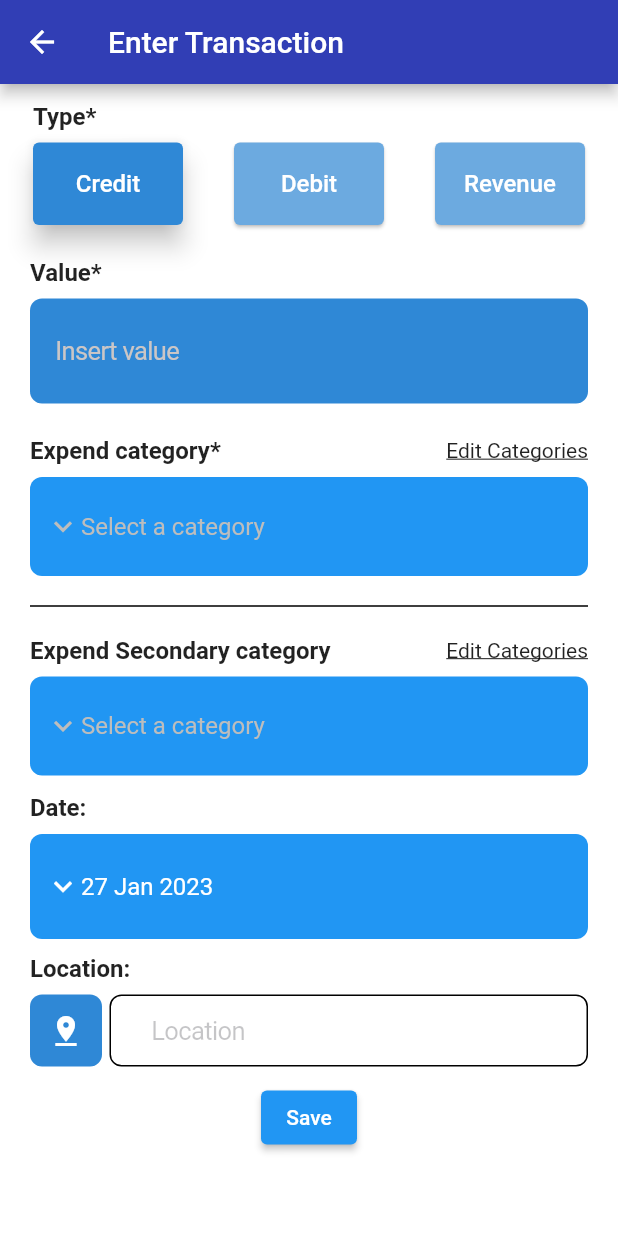
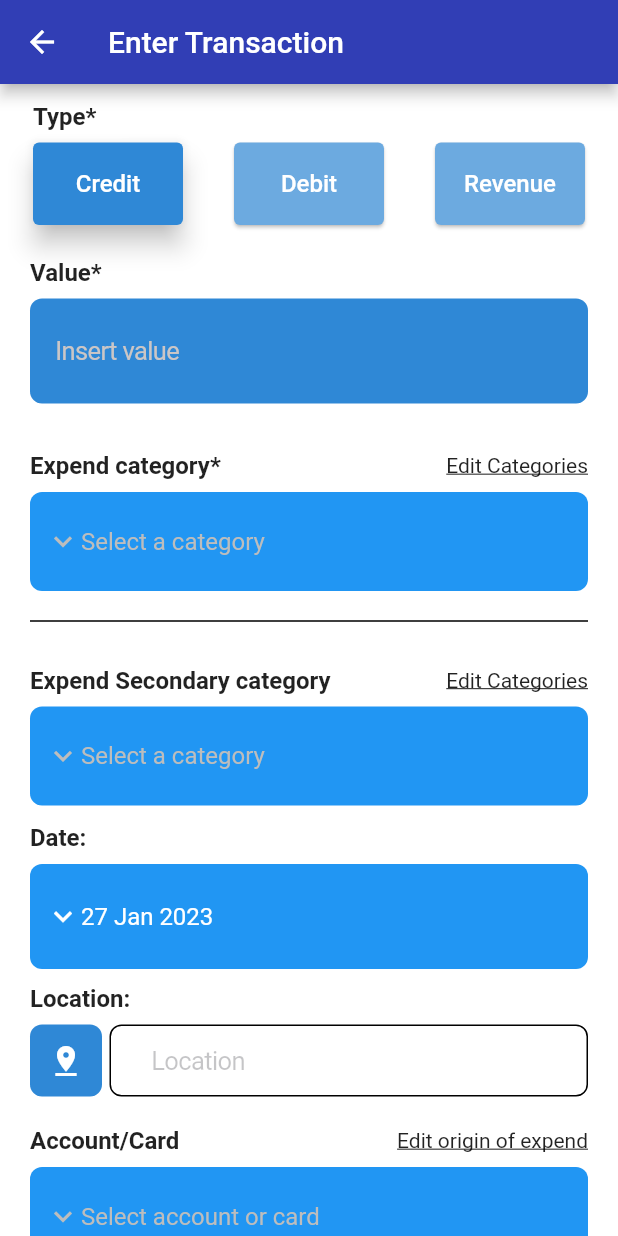
Before and after one commit to LeonardoLeiteMeira/finance_with_notion, a Flutter app: the screen it shows after launch, after a tap on the "add" icon, on a phone screen of 412 x 824 dp. Run offline on Flutter 3.47's test engine with Material 2 defaults, Android fonts, the phone set to English and light mode, and no system bars; our stand-ins replace currency_text_input_formatter, dio, flutter_dotenv, flutter_mobx, geocoding, get_it and 5 more; generated files the repository leaves out were written again; network calls fail.

Commit message:
change the dropdown field in a component

```diff
--- a/lib/features/expenses/registerTransaction/register_transaction.page.dart
+++ b/lib/features/expenses/registerTransaction/register_transaction.page.dart
@@ -1,3 +1,4 @@
+import 'package:finance_with_notion/features/expenses/registerTransaction/widgets/account_card.dart';
 import 'package:finance_with_notion/shared/widgets/forms_widget/cash_value/cash_value.dart';
 import 'package:finance_with_notion/shared/widgets/forms_widget/datetime_picker/my_datetime_picker.dart';
 import 'package:finance_with_notion/shared/widgets/forms_widget/location_component/location_component.dart';
@@ -91,6 +92,8 @@ class _RegisterTransactionPageState extends BaseStateWithController<
                     textEditingController: locationController,
                     setError: showError,
                   ),
+                  AccountOrCardSelection(
+                      selectOrigin: (String value) => print(value)),
                   ElevatedButton(
                       onPressed: saveTransaction, child: const Text("Save"))
                 ],
--- /dev/null
+++ b/lib/features/expenses/registerTransaction/widgets/account_card.dart
@@ -0,0 +1,23 @@
+import 'package:finance_with_notion/shared/widgets/forms_widget/dropdown/dropdown.dart';
+import 'package:flutter/material.dart';
+
+class AccountOrCardSelection extends StatelessWidget {
+  const AccountOrCardSelection({Key? key, required this.selectOrigin})
+      : super(key: key);
+  final void Function(String value) selectOrigin;
+
+  //TODO get categories from notion
+  static const _options = ["Origin Opt1", "Origin opt2", "Origin opt3"];
+
+  @override
+  Widget build(BuildContext context) {
+    return Dropdown(
+      hintText: "Select account or card",
+      options: _options,
+      title: "Account/Card",
+      linkButtonTitle: "Edit origin of expend",
+      linkButtonAction: () => print("edit origin of expend"),
+      selectOption: selectOrigin,
+    );
+  }
+}
--- a/lib/features/expenses/registerTransaction/widgets/select_category.dart
+++ b/lib/features/expenses/registerTransaction/widgets/select_category.dart
@@ -1,5 +1,4 @@
-import 'package:finance_with_notion/shared/widgets/forms_widget/dropdown/my_dropdown.dart';
-import 'package:flutter/foundation.dart';
+import 'package:finance_with_notion/shared/widgets/forms_widget/dropdown/dropdown.dart';
 import 'package:flutter/material.dart';
 
 class SelectCategory extends StatelessWidget {
@@ -16,38 +15,14 @@ class SelectCategory extends StatelessWidget {
 
   @override
   Widget build(BuildContext context) {
-    return Column(
-      children: [
-        Container(
-          margin: const EdgeInsets.fromLTRB(20, 0, 20, 0),
-          child: Row(
-            mainAxisAlignment: MainAxisAlignment.spaceBetween,
-            children: [
-              Text(
-                "Expend ${isSeconderyCategory ? "Secondary category" : "category*"}",
-                style:
-                    const TextStyle(fontWeight: FontWeight.bold, fontSize: 16),
-              ),
-              InkWell(
-                child: const Text(
-                  "Edit Categories",
-                  style: TextStyle(decoration: TextDecoration.underline),
-                ),
-                onTap: () => print("edit categories"),
-              ),
-            ],
-          ),
-        ),
-        const SizedBox(height: 8),
-        MyDropdown(
-          hintText: "Select a category",
-          options: _categories,
-          onSelectedItemChanged: (index) {
-            print(index);
-            selectCategory(_categories[index]);
-          },
-        ),
-      ],
+    return Dropdown(
+      hintText: "Select a category",
+      options: _categories,
+      title:
+          "Expend ${isSeconderyCategory ? "Secondary category" : "category*"}",
+      linkButtonTitle: "Edit Categories",
+      linkButtonAction: () => print("edit categories"),
+      selectOption: selectCategory,
     );
   }
 }
--- a/lib/shared/widgets/forms_widget/dropdown/my_dropdown.dart
+++ b/lib/shared/widgets/forms_widget/base_dropdown/my_dropdown.dart
@@ -1,4 +1,4 @@
-import 'package:finance_with_notion/shared/widgets/forms_widget/dropdown/widgets/option.dart';
+import 'package:finance_with_notion/shared/widgets/forms_widget/base_dropdown/widgets/option.dart';
 import 'package:flutter/cupertino.dart';
 import 'package:flutter/material.dart';
 
--- /dev/null
+++ b/lib/shared/widgets/forms_widget/dropdown/dropdown.dart
@@ -0,0 +1,57 @@
+import 'package:finance_with_notion/shared/widgets/forms_widget/base_dropdown/my_dropdown.dart';
+import 'package:flutter/material.dart';
+
+class Dropdown extends StatelessWidget {
+  const Dropdown({
+    Key? key,
+    required this.selectOption,
+    required this.options,
+    required this.linkButtonTitle,
+    required this.linkButtonAction,
+    required this.title,
+    required this.hintText,
+  }) : super(key: key);
+  final void Function(String value) selectOption;
+  final List<String> options;
+  final String linkButtonTitle;
+  final Function linkButtonAction;
+  final String title;
+  final String hintText;
+
+  @override
+  Widget build(BuildContext context) {
+    return Column(
+      children: [
+        Container(
+          margin: const EdgeInsets.fromLTRB(20, 10, 20, 0),
+          child: Row(
+            mainAxisAlignment: MainAxisAlignment.spaceBetween,
+            children: [
+              Text(
+                title,
+                style:
+                    const TextStyle(fontWeight: FontWeight.bold, fontSize: 16),
+              ),
+              InkWell(
+                child: Text(
+                  linkButtonTitle,
+                  style: const TextStyle(decoration: TextDecoration.underline),
+                ),
+                onTap: () => linkButtonAction(),
+              ),
+            ],
+          ),
+        ),
+        const SizedBox(height: 8),
+        MyDropdown(
+          hintText: hintText,
+          options: options,
+          onSelectedItemChanged: (index) {
+            print(index);
+            selectOption(options[index]);
+          },
+        ),
+      ],
+    );
+  }
+}
```
Also changed, not shown: lib/shared/widgets/forms_widget/base_dropdown/widgets/option.dart (renamed from lib/shared/widgets/forms_widget/dropdown/widgets/option.dart).
